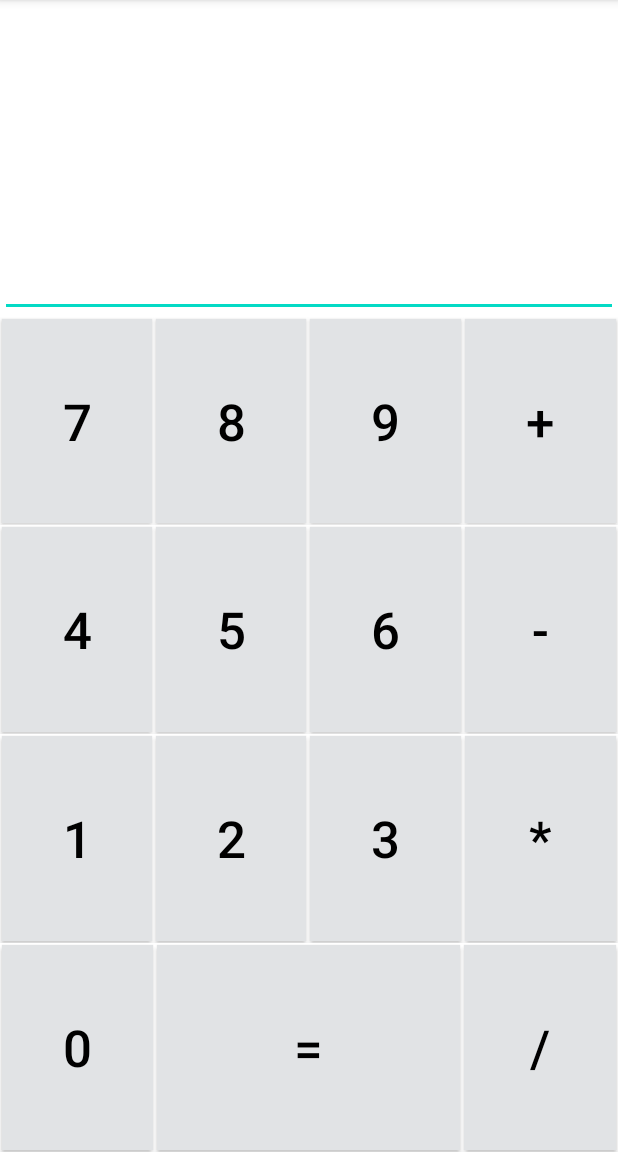
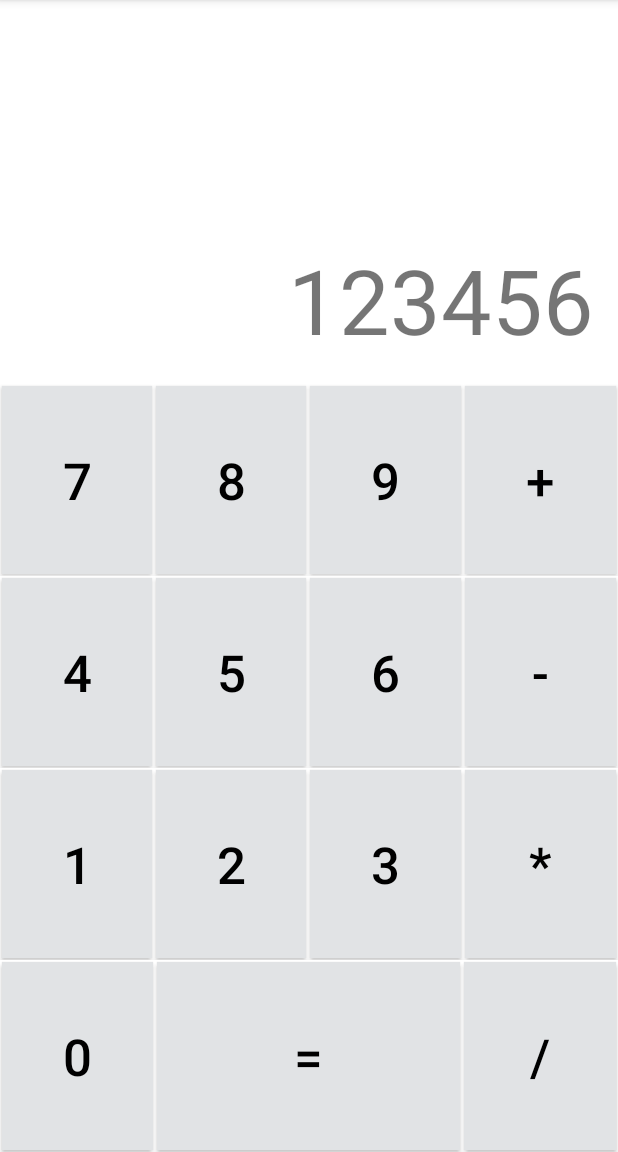
Before and after one commit to smarzic/Dante-Kalkulator, an Android app: the screen it shows after launch (MainActivity), on a phone screen of 412 x 824 dp, the part 84-1236 px from its top. Run offline under Robolectric (Android 15) with nearby library versions, the phone set to English and light mode, and no system bars.

Commit message:
Promjena tipa kontrole, uređeno polje za rezultat

```diff
--- a/app/src/main/res/layout/activity_main.xml
+++ b/app/src/main/res/layout/activity_main.xml
@@ -8,13 +8,16 @@
     android:orientation="vertical"
     tools:context=".MainActivity">
 
-    <EditText
-        android:id="@+id/editTextNumber"
+    <TextView
+        android:id="@+id/txtResult"
         android:layout_width="match_parent"
         android:layout_height="wrap_content"
         android:layout_weight="2"
         android:ems="10"
-        android:inputType="number" />
+        android:gravity="bottom|right"
+        android:padding="16dp"
+        android:text="123456"
+        android:textSize="60sp" />
 
     <LinearLayout
         android:layout_width="match_parent"
```
